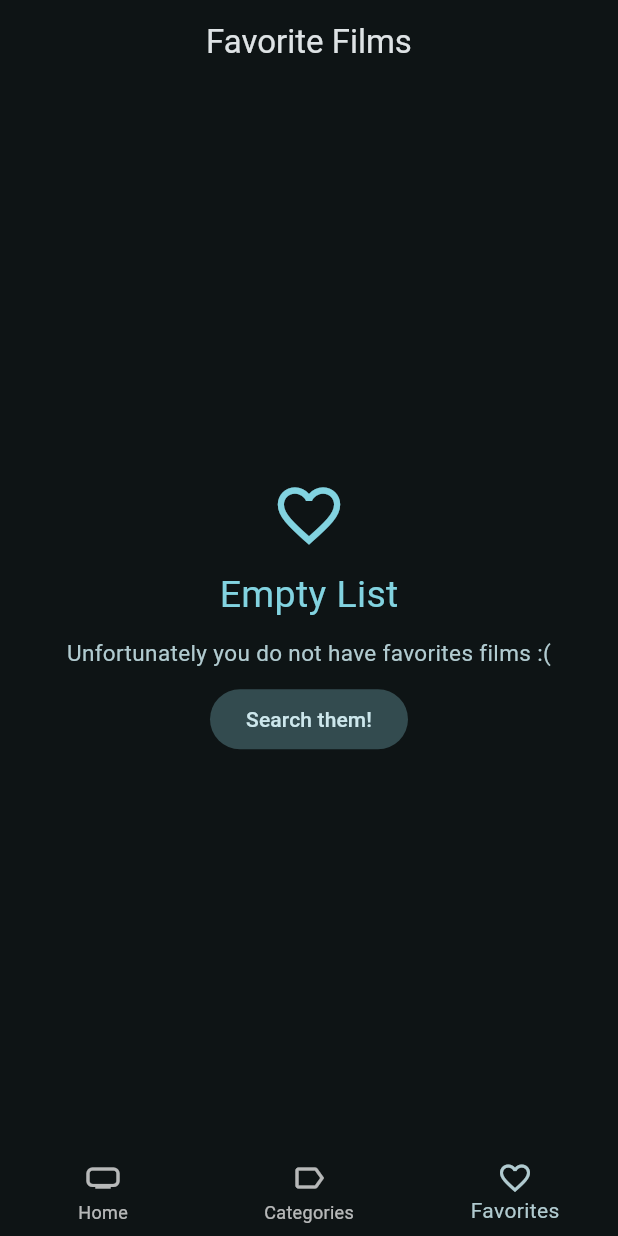
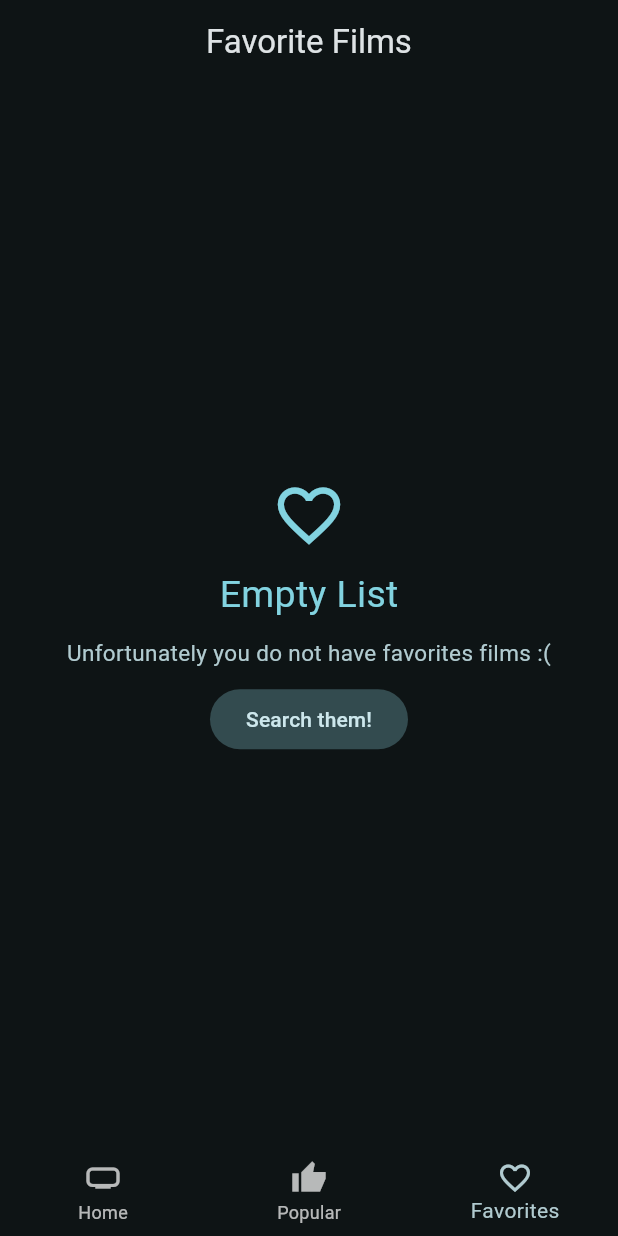
Before and after one commit to antjiminf/cinema_wisdom, a Flutter app: the screen it shows after launch, item 3 of the bottom bar chosen, on a phone screen of 412 x 824 dp. Run offline on Flutter 3.47's test engine with Material 2 defaults, Android fonts, the light colour scheme and no system bars; our stand-ins replace animate_do, card_swiper, dio, flutter_dotenv, flutter_riverpod, go_router and 2 more; accounts and stored records are empty; generated files the repository leaves out were written again; network calls fail.

Commit message:
page view preserving state

```diff
--- a/lib/presentation/screens/movies/home_screen.dart
+++ b/lib/presentation/screens/movies/home_screen.dart
@@ -1,28 +1,66 @@
+import 'package:cinema_wisdom/presentation/views/movies/popular_view.dart';
 import 'package:flutter/material.dart';
 import 'package:cinema_wisdom/presentation/widgets/widgets.dart';
 
 import 'package:cinema_wisdom/presentation/views/views.dart';
 
-class HomeScreen extends StatelessWidget {
+class HomeScreen extends StatefulWidget {
   const HomeScreen({super.key, required this.pageIndex});
 
   static const String name = 'home-screen';
   final int pageIndex;
 
-  final viewRoutes = const <Widget>[
+  static const viewRoutes = <Widget>[
     HomeView(),
-    SizedBox(),
+    PopularView(),
     FavoritesView(),
   ];
 
   @override
-  Widget build(BuildContext context) {
-    return Scaffold(
-      body: IndexedStack(
-        index: pageIndex,
-        children: viewRoutes,
-      ),
-      bottomNavigationBar: CustomBottomNavigationBar(selectedIndex: pageIndex),
+  State<HomeScreen> createState() => _HomeScreenState();
+}
+
+class _HomeScreenState extends State<HomeScreen>
+    with AutomaticKeepAliveClientMixin {
+  late PageController pageController;
+
+  @override
+  void initState() {
+    super.initState();
+    pageController = PageController(
+      keepPage: true,
     );
   }
+
+  @override
+  void dispose() {
+    pageController.dispose();
+    super.dispose();
+  }
+
+  @override
+  Widget build(BuildContext context) {
+    super.build(context);
+
+    if (pageController.hasClients) {
+      pageController.animateToPage(
+        widget.pageIndex,
+        curve: Curves.easeInOut,
+        duration: const Duration(milliseconds: 200),
+      );
+    }
+
+    return Scaffold(
+      body: PageView(
+        physics: const NeverScrollableScrollPhysics(),
+        controller: pageController,
+        children: HomeScreen.viewRoutes,
+      ),
+      bottomNavigationBar:
+          CustomBottomNavigationBar(selectedIndex: widget.pageIndex),
+    );
+  }
+
+  @override
+  bool get wantKeepAlive => true;
 }
--- a/lib/presentation/views/movies/favorites_view.dart
+++ b/lib/presentation/views/movies/favorites_view.dart
@@ -11,7 +11,8 @@ class FavoritesView extends ConsumerStatefulWidget {
   FavoritesViewState createState() => FavoritesViewState();
 }
 
-class FavoritesViewState extends ConsumerState<FavoritesView> {
+class FavoritesViewState extends ConsumerState<FavoritesView>
+    with AutomaticKeepAliveClientMixin {
   bool isLoading = false;
   bool isLastPage = false;
 
@@ -41,6 +42,8 @@ class FavoritesViewState extends ConsumerState<FavoritesView> {
 
   @override
   Widget build(BuildContext context) {
+    super.build(context);
+
     final favoritesMovies = ref.watch(favoritesMoviesProvider).values.toList();
 
     if (favoritesMovies.isEmpty) {
@@ -58,6 +61,9 @@ class FavoritesViewState extends ConsumerState<FavoritesView> {
       ),
     );
   }
+
+  @override
+  bool get wantKeepAlive => true;
 }
 
 class _NoFavoritesWidget extends StatelessWidget {
--- a/lib/presentation/views/movies/home_view.dart
+++ b/lib/presentation/views/movies/home_view.dart
@@ -11,7 +11,8 @@ class HomeView extends ConsumerStatefulWidget {
   HomeViewState createState() => HomeViewState();
 }
 
-class HomeViewState extends ConsumerState<HomeView> {
+class HomeViewState extends ConsumerState<HomeView>
+    with AutomaticKeepAliveClientMixin {
   @override
   void initState() {
     super.initState();
@@ -28,12 +29,14 @@ class HomeViewState extends ConsumerState<HomeView> {
 
   @override
   Widget build(BuildContext context) {
+    super.build(context);
+
     final initialLoading = ref.watch(initialLoadingProvider);
     if (initialLoading) return const FullScreenLoader();
 
     final movies = ref.watch(nowPlayingMoviesProvider);
     final slideMovies = ref.watch(movieSliderProvider);
-    final popularMovies = ref.watch(popularMoviesProvider);
+    // final popularMovies = ref.watch(popularMoviesProvider);
     final upcomingMovies = ref.watch(upcomingMoviesProvider);
     final topRatedMovies = ref.watch(topRatedMoviesProvider);
 
@@ -42,6 +45,7 @@ class HomeViewState extends ConsumerState<HomeView> {
         const SliverAppBar(
           floating: true,
           flexibleSpace: FlexibleSpaceBar(
+            titlePadding: EdgeInsets.symmetric(horizontal: 10, vertical: 5),
             title: CustomAppbar(),
           ),
         ),
@@ -67,12 +71,12 @@ class HomeViewState extends ConsumerState<HomeView> {
                         .read(upcomingMoviesProvider.notifier)
                         .loadNextPage(),
                   ),
-                  MovieHorizontalList(
-                    movies: popularMovies,
-                    title: 'Popular',
-                    loadNextPage: () =>
-                        ref.read(popularMoviesProvider.notifier).loadNextPage(),
-                  ),
+                  // MovieHorizontalList(
+                  //   movies: popularMovies,
+                  //   title: 'Popular',
+                  //   loadNextPage: () =>
+                  //       ref.read(popularMoviesProvider.notifier).loadNextPage(),
+                  // ),
                   MovieHorizontalList(
                     movies: topRatedMovies,
                     title: 'Critically acclaimed',
@@ -91,4 +95,7 @@ class HomeViewState extends ConsumerState<HomeView> {
       ],
     );
   }
+
+  @override
+  bool get wantKeepAlive => true;
 }
--- a/lib/presentation/widgets/shared/custom_bottom_navigation_bar.dart
+++ b/lib/presentation/widgets/shared/custom_bottom_navigation_bar.dart
@@ -32,8 +32,8 @@ class CustomBottomNavigationBar extends StatelessWidget {
           label: 'Home',
         ),
         BottomNavigationBarItem(
-          icon: Icon(Icons.label_outline),
-          label: 'Categories',
+          icon: Icon(Icons.thumb_up_sharp),
+          label: 'Popular',
         ),
         BottomNavigationBarItem(
           icon: Icon(Icons.favorite_outline),
```
